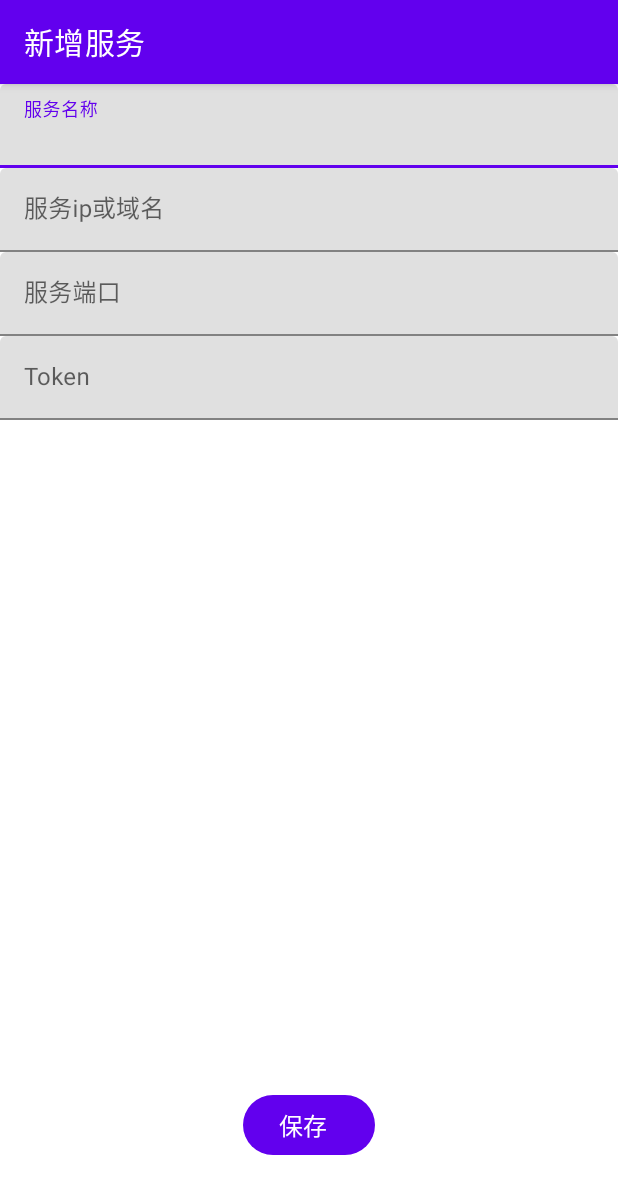
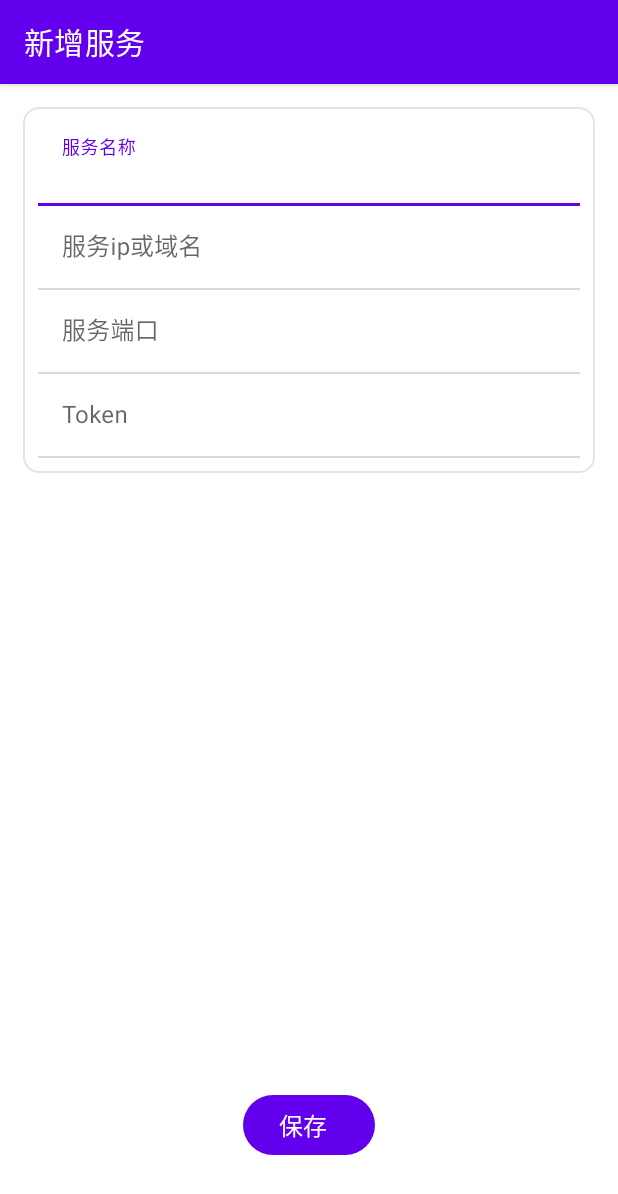
Before and after one commit to loongwind/android-frp-client, an Android app: the layout activity_config.xml on its own in the app's theme, with its tools: preview values and no code run, on a phone screen of 412 x 824 dp. Shown: the top 1194 px of the screen. Run offline under Robolectric (Android 15) with nearby library versions, the phone set to English and light mode, and no system bars.

Commit message:
modify edit style

```diff
--- /dev/null
+++ b/app/src/main/res/color/edit_border_color.xml
@@ -0,0 +1,6 @@
+<?xml version="1.0" encoding="utf-8"?>
+<selector xmlns:android="http://schemas.android.com/apk/res/android">
+
+    <item android:color="@color/purple_500" android:state_focused="true"/>
+    <item android:color="#DADADA"/>
+</selector>
--- a/app/src/main/res/layout/activity_config.xml
+++ b/app/src/main/res/layout/activity_config.xml
@@ -9,7 +9,7 @@
             name="vm"
             type="com.loongwind.frp.client.vm.ConfigVM" />
 
-        <import type="android.view.Gravity"/>
+        <import type="android.view.Gravity" />
 
     </data>
 
@@ -28,11 +28,11 @@
                 android:layout_width="match_parent"
                 android:layout_height="?attr/actionBarSize"
                 android:background="?attr/colorPrimary"
+                app:navigationOnClickListener="@{()->vm.back()}"
                 app:popupTheme="@style/Theme.FrpClient.PopupOverlay"
+                app:showBack="@{true}"
                 app:title="新增服务"
-                app:titleGravity="@{Gravity.CENTER}"
-                app:showBack="@{true}"
-                app:navigationOnClickListener="@{()->vm.back()}"/>
+                app:titleGravity="@{Gravity.CENTER}" />
 
         </com.google.android.material.appbar.AppBarLayout>
 
@@ -41,8 +41,19 @@
             android:layout_height="match_parent"
             app:layout_behavior="@string/appbar_scrolling_view_behavior">
 
+            <androidx.constraintlayout.widget.ConstraintLayout
+                android:layout_width="match_parent"
+                android:layout_height="wrap_content"
+                android:layout_margin="15dp"
+                android:background="@drawable/bg_round_rect"
+                android:padding="10dp"
+                app:layout_constraintLeft_toLeftOf="parent"
+                app:layout_constraintTop_toTopOf="parent">
+
+
                 <com.google.android.material.textfield.TextInputLayout
                     android:id="@+id/serviceName"
+                    style="@style/EditStyle"
                     android:layout_width="match_parent"
                     android:layout_height="wrap_content"
                     android:hint="服务名称"
@@ -51,12 +62,13 @@
                     <com.google.android.material.textfield.TextInputEditText
                         android:layout_width="match_parent"
                         android:layout_height="wrap_content"
-                    android:text="@={vm.serviceName}"/>
+                        android:text="@={vm.serviceName}" />
 
                 </com.google.android.material.textfield.TextInputLayout>
 
                 <com.google.android.material.textfield.TextInputLayout
                     android:id="@+id/serviceIp"
+                    style="@style/EditStyle"
                     android:layout_width="match_parent"
                     android:layout_height="wrap_content"
                     android:hint="服务ip或域名"
@@ -65,12 +77,13 @@
                     <com.google.android.material.textfield.TextInputEditText
                         android:layout_width="match_parent"
                         android:layout_height="wrap_content"
-                    android:text="@={vm.serviceIp}"/>
+                        android:text="@={vm.serviceIp}" />
 
                 </com.google.android.material.textfield.TextInputLayout>
 
                 <com.google.android.material.textfield.TextInputLayout
                     android:id="@+id/servicePort"
+                    style="@style/EditStyle"
                     android:layout_width="match_parent"
                     android:layout_height="wrap_content"
                     android:hint="服务端口"
@@ -79,12 +92,13 @@
                     <com.google.android.material.textfield.TextInputEditText
                         android:layout_width="match_parent"
                         android:layout_height="wrap_content"
-                    android:text="@={vm.servicePort}"/>
+                        android:text="@={vm.servicePort}" />
 
                 </com.google.android.material.textfield.TextInputLayout>
 
                 <com.google.android.material.textfield.TextInputLayout
                     android:id="@+id/serviceUserName"
+                    style="@style/EditStyle"
                     android:layout_width="match_parent"
                     android:layout_height="wrap_content"
                     android:hint="Token"
@@ -93,22 +107,23 @@
                     <com.google.android.material.textfield.TextInputEditText
                         android:layout_width="match_parent"
                         android:layout_height="wrap_content"
-                    android:text="@={vm.token}"/>
+                        android:text="@={vm.token}" />
 
                 </com.google.android.material.textfield.TextInputLayout>
+            </androidx.constraintlayout.widget.ConstraintLayout>
 
             <Button
                 android:id="@+id/save"
                 style="@style/Widget.Material3.Button.Icon"
                 android:layout_width="wrap_content"
                 android:layout_height="wrap_content"
+                android:layout_marginBottom="50dp"
+                android:onClick="@{()->vm.save()}"
                 android:text="保存"
                 android:textSize="16sp"
                 app:layout_constraintBottom_toBottomOf="parent"
                 app:layout_constraintLeft_toLeftOf="parent"
-                app:layout_constraintRight_toRightOf="parent"
-                android:layout_marginBottom="50dp"
-                android:onClick="@{()->vm.save()}"/>
+                app:layout_constraintRight_toRightOf="parent" />
 
 
         </androidx.constraintlayout.widget.ConstraintLayout>
--- a/app/src/main/res/values/colors.xml
+++ b/app/src/main/res/values/colors.xml
@@ -1,5 +1,5 @@
 <?xml version="1.0" encoding="utf-8"?>
-<resources>
+<resources xmlns:tools="http://schemas.android.com/tools">
     <color name="purple_200">#FFBB86FC</color>
     <color name="purple_500">#FF6200EE</color>
     <color name="purple_700">#FF3700B3</color>
--- a/app/src/main/res/values/styles.xml
+++ b/app/src/main/res/values/styles.xml
@@ -6,4 +6,10 @@
         <item name="android:textSize">14sp</item>
     </style>
 
+
+    <style name="EditStyle">
+        <item name="boxBackgroundColor">@color/white</item>
+        <item name="boxStrokeColor">@color/edit_border_color</item>
+    </style>
+
 </resources>
```
Also changed, not shown: app/src/main/res/layout/activity_frp_add_config.xml (+14 -0 lines). Lines whose indentation alone changed are shown as unchanged.
